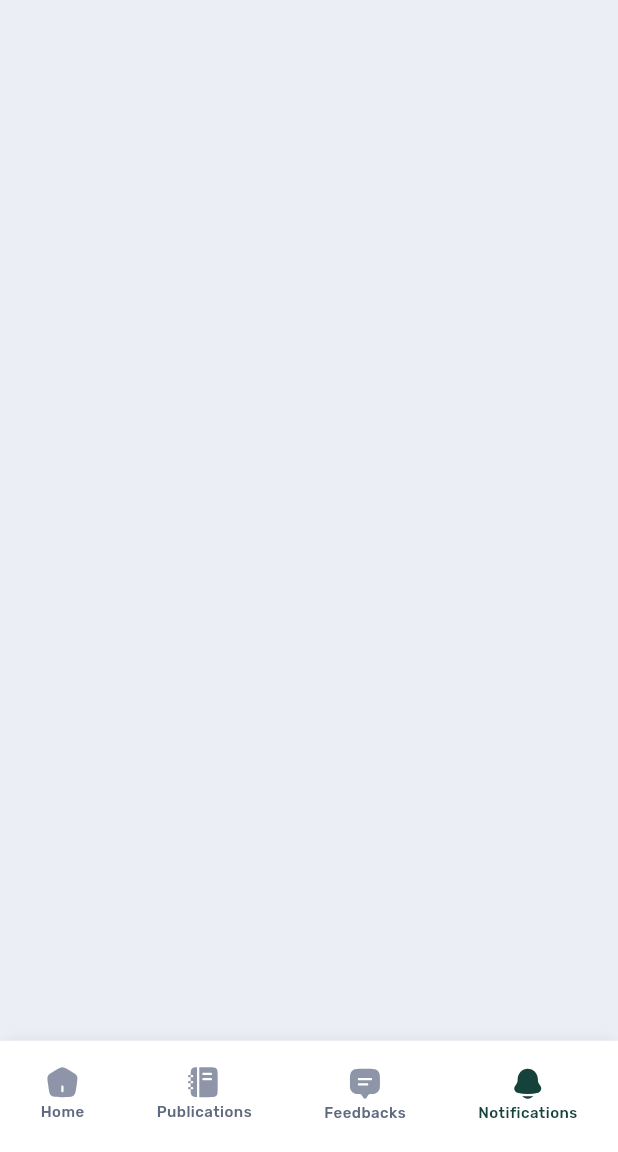
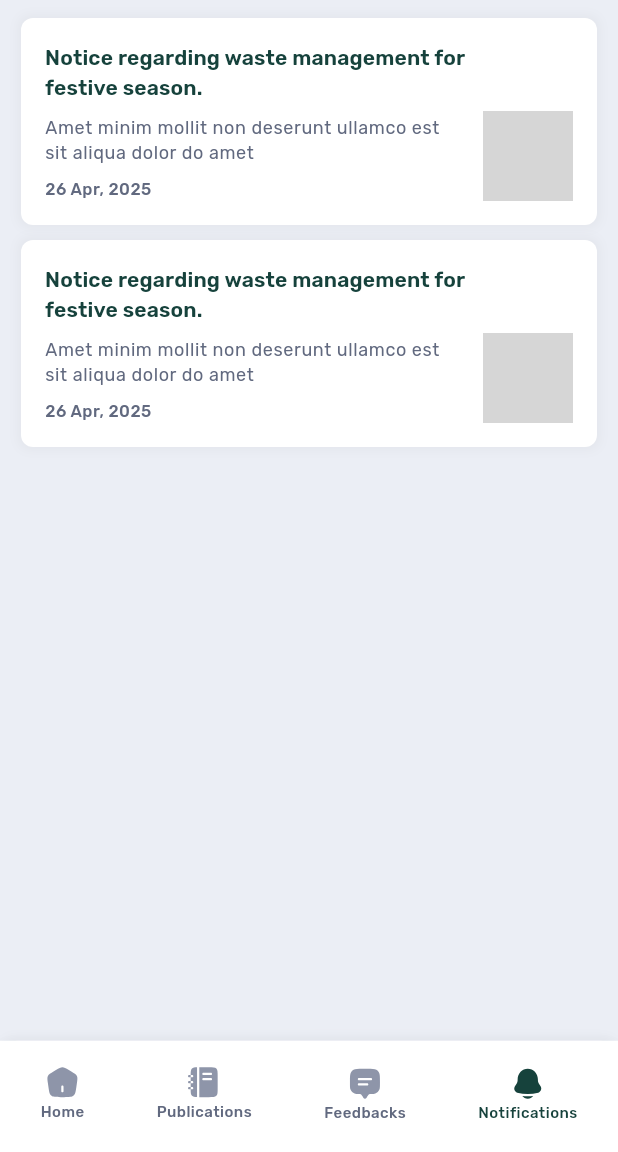
Before and after one commit to dexzter07/Biodiversity_management_user_app, a Flutter app: the screen it shows after launch, item 4 of the bottom bar chosen, on a phone screen of 412 x 824 dp, the part 84-1236 px from its top. Run offline on Flutter 3.47's test engine with Material 3 defaults, Android fonts, the phone set to English and light mode, and no system bars; drawn by our look-alikes of dot_navigation_bar; our stand-ins replace carousel_slider, flutter_svg, form_field_validator, get, pin_code_fields, shared_preferences and 1 more; network calls fail; grey boxes are pictures that could not be loaded.

Commit message:
feedback and notification page design

```diff
--- a/lib/presentation/notifications/notifications.dart
+++ b/lib/presentation/notifications/notifications.dart
@@ -1,6 +1,7 @@
 import 'package:flutter/material.dart';
 import 'package:flutter_svg/svg.dart';
 import 'package:wbbb_user/core/app_export.dart';
+import 'package:wbbb_user/presentation/notifications/widgets/notification_component.dart';
 
 class Notifications extends StatelessWidget {
   const Notifications({super.key});
@@ -32,6 +33,18 @@ class Notifications extends StatelessWidget {
               )),
         ),
       ),
+      body: Padding(
+        padding: const EdgeInsets.symmetric(horizontal: 14, vertical: 12),
+        child: ListView(
+          children: const [
+            NotificationComponent(),
+            SizedBox(
+              height: 10,
+            ),
+            NotificationComponent(),
+          ],
+        ),
+      ),
     );
   }
 }
--- /dev/null
+++ b/lib/presentation/notifications/widgets/notification_component.dart
@@ -0,0 +1,65 @@
+import 'package:wbbb_user/core/app_export.dart';
+import 'package:wbbb_user/theme/custom_textstyle.dart';
+
+class NotificationComponent extends StatelessWidget {
+  const NotificationComponent({super.key});
+
+  @override
+  Widget build(BuildContext context) {
+    return Container(
+      padding: const EdgeInsets.all(16.0),
+      decoration: BoxDecoration(
+        color: AppColors.surfaceRegular,
+        borderRadius: BorderRadius.circular(8),
+        boxShadow: [
+          BoxShadow(
+            color: Colors.grey.withOpacity(0.1),
+            spreadRadius: 2,
+            blurRadius: 5,
+          ),
+        ],
+      ),
+      child: Row(
+        crossAxisAlignment: CrossAxisAlignment.end,
+        children: [
+          Expanded(
+            child: Column(
+              crossAxisAlignment: CrossAxisAlignment.start,
+              children: [
+                Row(
+                  children: [
+                    Expanded(
+                      child: Text(
+                          'Notice regarding waste management for festive season.',
+                          style: CustomTextStyle.titleSmall(
+                              color: AppColors.primaryRegular)),
+                    ),
+                  ],
+                ),
+                const SizedBox(height: 8),
+                Text(
+                    'Amet minim mollit non deserunt ullamco est sit aliqua dolor do amet',
+                    style: CustomTextStyle.bodySmall(
+                        color: AppColors.textSecondary)),
+                const SizedBox(height: 8),
+                Text('26 Apr, 2025',
+                    style: CustomTextStyle.labelSmall(
+                        color: AppColors.textSecondary)),
+              ],
+            ),
+          ),
+          const SizedBox(width: 12),
+          ClipRRect(
+            borderRadius: BorderRadius.circular(8),
+            child: Image.network(
+              'https://encrypted-tbn0.gstatic.com/images?q=tbn:ANd9GcR1toz_0nSUAvalOOh8nqtIOwxOGDxP9aGq0w&s',
+              width: 60,
+              height: 60,
+              fit: BoxFit.cover,
+            ),
+          ),
+        ],
+      ),
+    );
+  }
+}
```
Also changed, not shown: lib/presentation/feedbacks/feedback_form.dart (added, +112 -0 lines), lib/presentation/feedbacks/feedbacks.dart (+26 -1 lines), lib/presentation/feedbacks/widgets/feedback_component.dart (added, +119 -0 lines).
